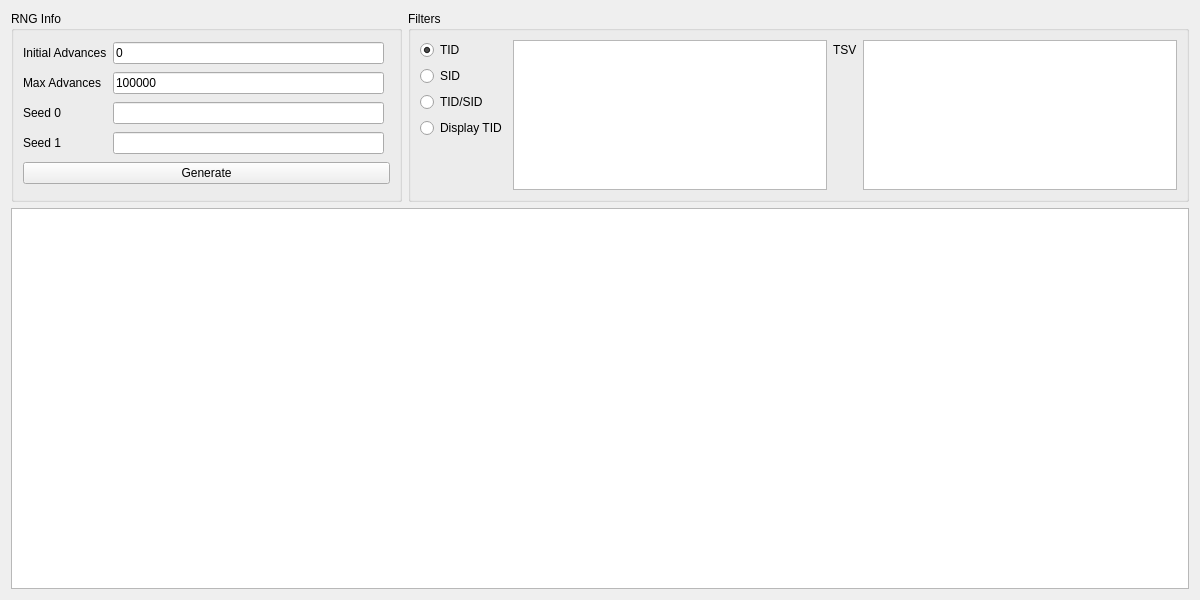
The window that Source/Form/Gen8/IDs8.ui (Admiral-Fish/PokeFinder) describes before a commit, drawn with Qt 5.
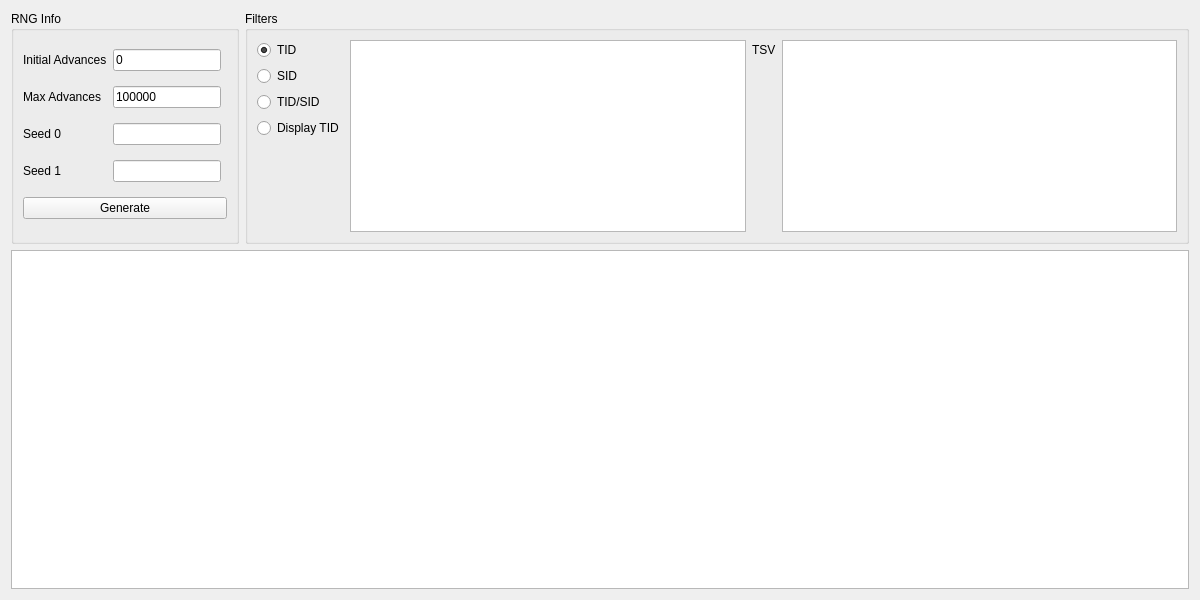
The same window after the commit. Custom widgets are drawn as their Qt base class.

```diff
--- a/Source/Form/Gen8/IDs8.ui
+++ b/Source/Form/Gen8/IDs8.ui
@@ -24,8 +24,8 @@
     <widget class="QGroupBox" name="groupBoxFilter">
      <property name="sizePolicy">
       <sizepolicy hsizetype="Preferred" vsizetype="Preferred">
-       <horstretch>2</horstretch>
-       <verstretch>1</verstretch>
+       <horstretch>1</horstretch>
+       <verstretch>0</verstretch>
       </sizepolicy>
      </property>
      <property name="title">
@@ -89,12 +89,6 @@
    </item>
    <item row="0" column="0">
     <widget class="QGroupBox" name="groupBoxRNGInfo">
-     <property name="sizePolicy">
-      <sizepolicy hsizetype="Preferred" vsizetype="Preferred">
-       <horstretch>1</horstretch>
-       <verstretch>1</verstretch>
-      </sizepolicy>
-     </property>
      <property name="title">
       <string>RNG Info</string>
      </property>
@@ -159,12 +153,6 @@
    </item>
    <item row="1" column="0" colspan="2">
     <widget class="TableView" name="tableView">
-     <property name="sizePolicy">
-      <sizepolicy hsizetype="Expanding" vsizetype="Expanding">
-       <horstretch>0</horstretch>
-       <verstretch>2</verstretch>
-      </sizepolicy>
-     </property>
      <attribute name="horizontalHeaderDefaultSectionSize">
       <number>60</number>
      </attribute>
```
